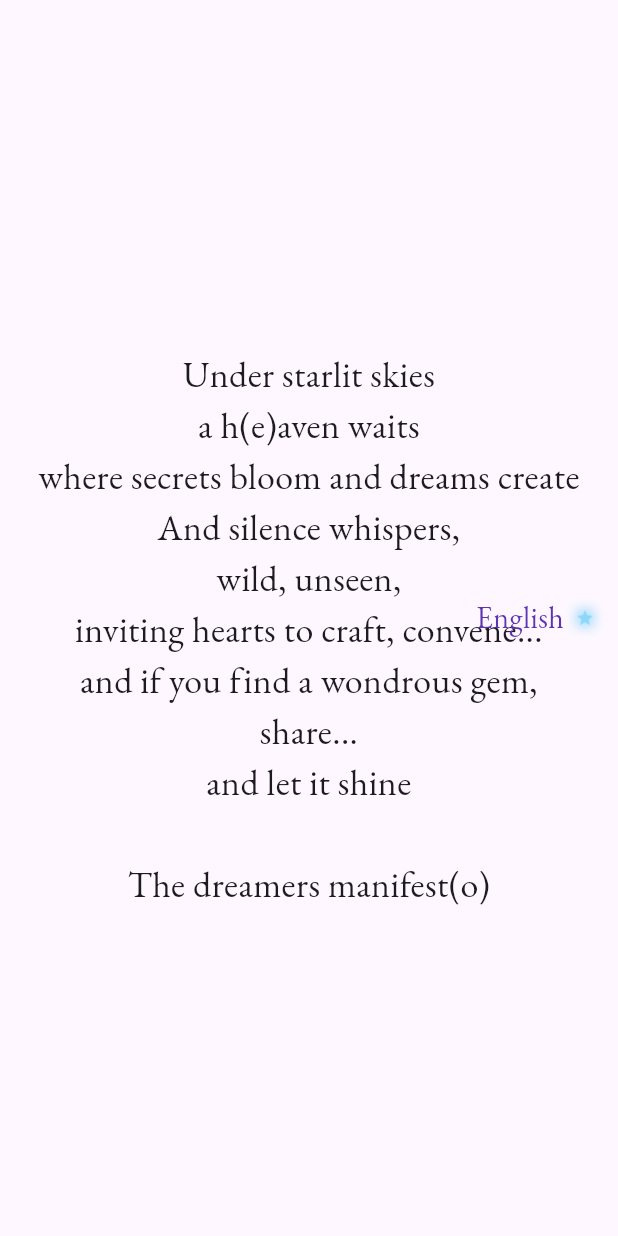
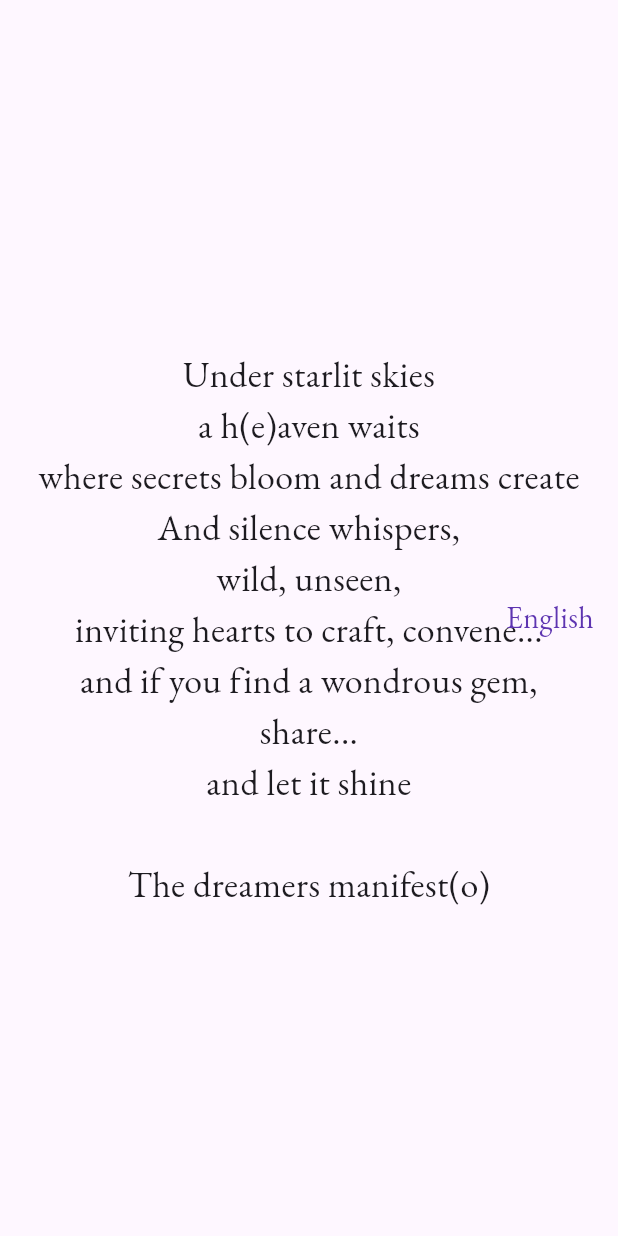
Before and after one commit to Tim2107/stellaria, a Flutter app: the screen it shows after launch, on a phone screen of 412 x 824 dp. Run offline on Flutter 3.47's test engine with Material 3 defaults, Android fonts, the phone set to English and light mode, and no system bars; our stand-ins replace google_fonts.

Commit message:
fix: highlight and order language picker

```diff
--- a/nexus/lib/widgets/language_selector.dart
+++ b/nexus/lib/widgets/language_selector.dart
@@ -33,7 +33,8 @@ class _LanguageSelectorState extends State<LanguageSelector> {
   @override
   void didUpdateWidget(covariant LanguageSelector oldWidget) {
     super.didUpdateWidget(oldWidget);
-    if (oldWidget.selectedIndex != widget.selectedIndex) {
+    if (oldWidget.selectedIndex != widget.selectedIndex &&
+        _controller.hasClients) {
       _controller.jumpToItem(widget.selectedIndex);
     }
   }
@@ -70,17 +71,13 @@ class _LanguageSelectorState extends State<LanguageSelector> {
   Widget _buildCollapsed(String lang) {
     return InkWell(
       onTap: () {
-        _controller.jumpToItem(widget.selectedIndex);
+        _controller.dispose();
+        _controller =
+            FixedExtentScrollController(initialItem: widget.selectedIndex);
         setState(() => _expanded = true);
       },
-      child: Row(
-        mainAxisSize: MainAxisSize.min,
-        children: [
-          Text(lang, style: _languageStyle(lang, true)),
-          const SizedBox(width: 8),
-          const Sparkle(color: Color(0xFF81D4FA)),
-        ],
-      ),
+      child:
+          Text(lang, style: _languageStyle(lang, false, const Color(0xFF5E35B1))),
     );
   }
 
@@ -127,19 +124,10 @@ class _LanguageSelectorState extends State<LanguageSelector> {
         children: [
           for (var i = 0; i < widget.languages.length; i++)
             Center(
-              child: Row(
-                mainAxisSize: MainAxisSize.min,
-                children: [
-                  Text(
-                    widget.languages[i],
-                    style: _languageStyle(
-                        widget.languages[i], i == widget.selectedIndex),
-                  ),
-                  if (i == widget.selectedIndex) ...[
-                    const SizedBox(width: 8),
-                    const Sparkle(),
-                  ]
-                ],
+              child: Text(
+                widget.languages[i],
+                style: _languageStyle(
+                    widget.languages[i], i == widget.selectedIndex),
               ),
             )
         ],
@@ -147,7 +135,7 @@ class _LanguageSelectorState extends State<LanguageSelector> {
     );
   }
 
-  TextStyle _languageStyle(String language, bool selected) {
+  TextStyle _languageStyle(String language, bool selected, [Color? color]) {
     TextStyle base;
     switch (language) {
       case '日本語':
@@ -157,7 +145,7 @@ class _LanguageSelectorState extends State<LanguageSelector> {
         base = GoogleFonts.ebGaramond(fontSize: 20);
     }
     return base.copyWith(
-      color: selected ? const Color(0xFF5E35B1) : Colors.black87,
+      color: color ?? (selected ? Colors.black : Colors.black87),
     );
   }
 }
```
